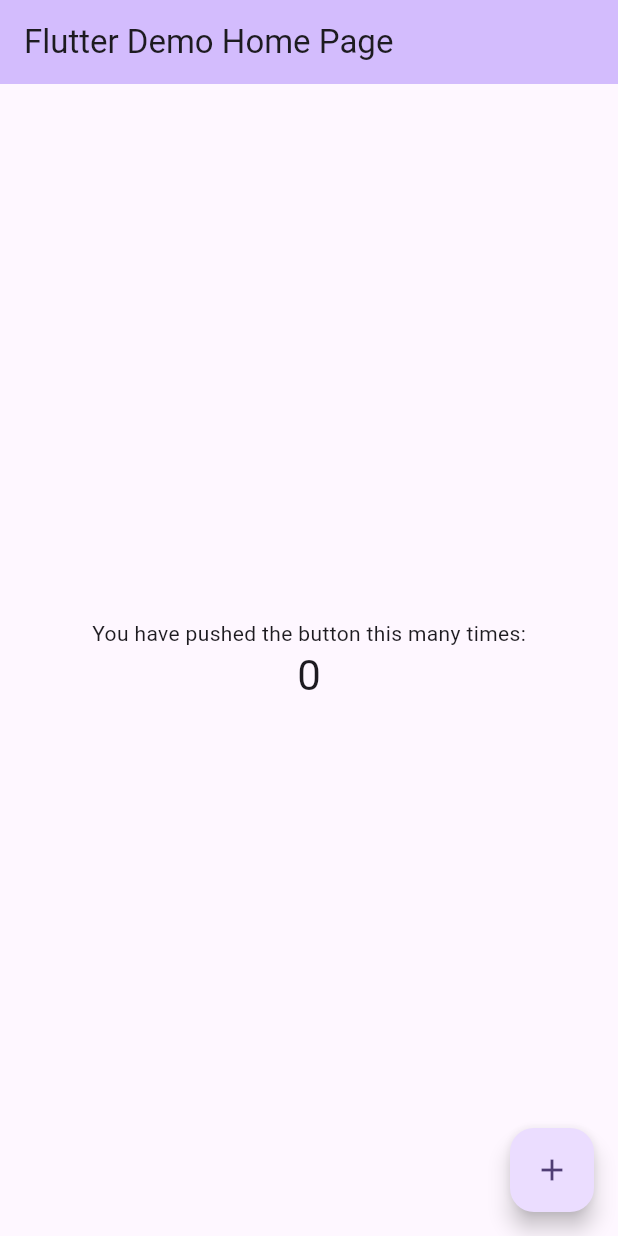
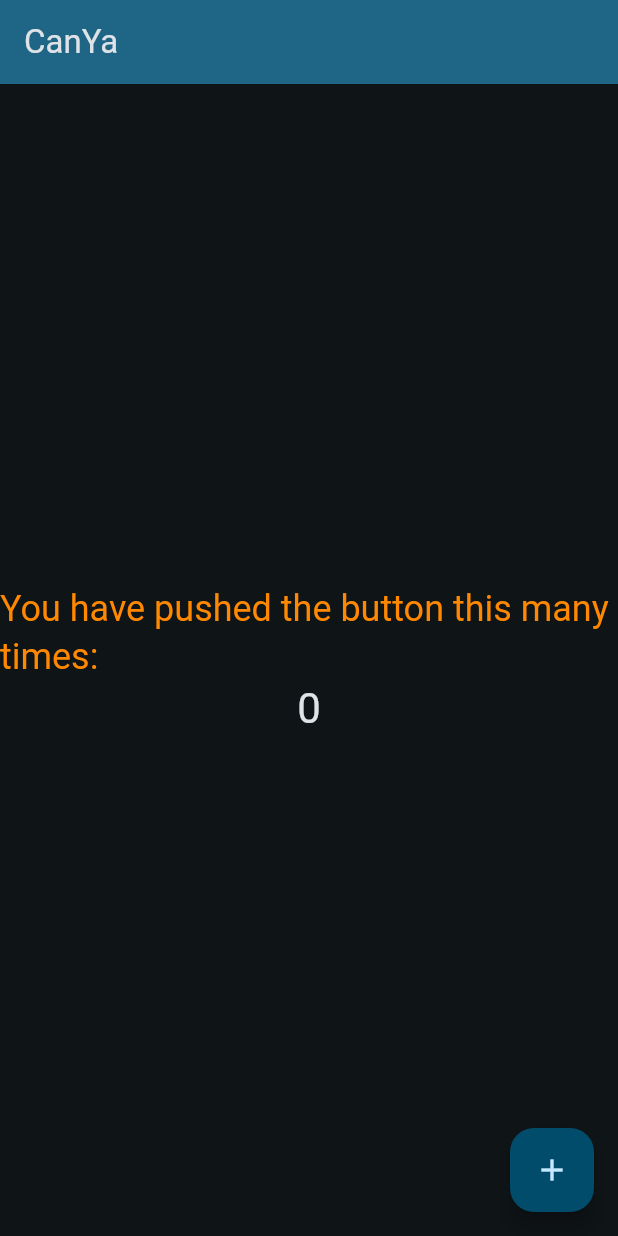
Before and after one commit to mcdona22/canya-mobile, a Flutter app: the screen it shows after launch, on a phone screen of 412 x 824 dp. Run offline on Flutter 3.47's test engine with Material 3 defaults, Android fonts, the phone set to English and light mode, and no system bars; our stand-ins replace go_router, hooks_riverpod, loggy; missing offline and left inert: flutter_loggy.

Commit message:
added very basic go router and theming

```diff
--- /dev/null
+++ b/lib/common/routing/router.dart
@@ -0,0 +1,20 @@
+import 'package:canya/main.dart';
+import 'package:flutter/material.dart';
+import 'package:go_router/go_router.dart';
+
+enum AppRoute {
+  signIn,
+  home
+}
+
+final routerConfig  = GoRouter(
+  initialLocation: '/',
+  routes: [
+    GoRoute(
+      path: '/', name: AppRoute.home.name,
+      pageBuilder: (_, state) =>
+          MaterialPage(child: MyHomePage(title: "CanYa"), key: state.pageKey,
+              fullscreenDialog: true)
+    )
+  ]
+);
--- a/lib/main.dart
+++ b/lib/main.dart
@@ -1,15 +1,34 @@
+import 'package:canya/common/routing/router.dart';
+import 'package:canya/themes.dart';
 import 'package:flutter/material.dart';
+import 'package:flutter_loggy/flutter_loggy.dart';
+import 'package:hooks_riverpod/hooks_riverpod.dart';
+import 'package:loggy/loggy.dart';
 
-void main() {
-  runApp(const MyApp());
+void main() async {
+  Loggy.initLoggy(logPrinter: const PrettyDeveloperPrinter());
+
+  final container = ProviderContainer();
+
+  runApp(UncontrolledProviderScope(container: container, child: App()));
+  logInfo('App up and running');
 }
 
-class MyApp extends StatelessWidget {
-  const MyApp({super.key});
+class App extends HookConsumerWidget with UiLoggy {
+  const App({super.key});
 
   // This widget is the root of your application.
   @override
-  Widget build(BuildContext context) {
+  Widget build(BuildContext context, WidgetRef ref) {
+    return MaterialApp.router(
+      routerConfig: routerConfig,
+      theme: ThemeData.from(colorScheme: lightColorScheme),
+      darkTheme: ThemeData.from(
+        colorScheme: darkColorScheme,
+        useMaterial3: true,
+      ),
+      themeMode: ThemeMode.dark,
+    );
     return MaterialApp(
       title: 'Flutter Demo',
       theme: ThemeData(
@@ -69,6 +88,7 @@ class _MyHomePageState extends State<MyHomePage> {
 
   @override
   Widget build(BuildContext context) {
+    final textTheme = Theme.of(context).textTheme;
     // This method is rerun every time setState is called, for instance as done
     // by the _incrementCounter method above.
     //
@@ -104,11 +124,13 @@ class _MyHomePageState extends State<MyHomePage> {
           // wireframe for each widget.
           mainAxisAlignment: .center,
           children: [
-            const Text('You have pushed the button this many times:'),
             Text(
-              '$_counter',
-              style: Theme.of(context).textTheme.headlineMedium,
+              'You have pushed the button this many times:',
+              style: textTheme.headlineSmall?.copyWith(
+                color: Theme.of(context).colorScheme.secondary,
+              ),
             ),
+            Text('$_counter', style: textTheme.headlineMedium),
           ],
         ),
       ),
--- /dev/null
+++ b/lib/themes.dart
@@ -0,0 +1,18 @@
+import 'package:flutter/material.dart';
+
+const Color kSeedColor = Color(0xFF0B4F6C); // A vibrant blue
+const Color kAccentColor = Color(0xFFFF8800); // A contrasting orange
+
+// Generate the full ColorScheme for the light theme
+final ColorScheme lightColorScheme = ColorScheme.fromSeed(
+  seedColor: kSeedColor,
+  secondary: kAccentColor,
+  brightness: Brightness.light, // Crucial for light theme generation
+);
+
+// Generate the full ColorScheme for the dark theme
+final ColorScheme darkColorScheme = ColorScheme.fromSeed(
+  seedColor: kSeedColor,
+  secondary: kAccentColor,
+  brightness: Brightness.dark, // Crucial for dark theme generation
+);
```
Also changed, not shown: pubspec.yaml (+6 -1 lines), pubspec.lock, 1 other file.
